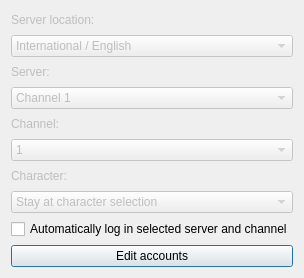
The window that Launcher/src/gui/editmultipleprofileaccountsdialog.ui (hatz2/GflessClient) describes before a commit, drawn with Qt 5.
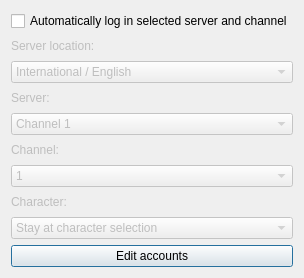
The same window after the commit.

Commit message: Fixed some includes and removed unused structures

What changed in the file:
```diff
--- a/Launcher/src/gui/editmultipleprofileaccountsdialog.ui
+++ b/Launcher/src/gui/editmultipleprofileaccountsdialog.ui
@@ -6,7 +6,7 @@
    <rect>
     <x>0</x>
     <y>0</y>
-    <width>298</width>
+    <width>303</width>
     <height>278</height>
    </rect>
   </property>
@@ -14,6 +14,13 @@
    <string>Edit information of selected accounts</string>
   </property>
   <layout class="QVBoxLayout" name="verticalLayout">
+   <item>
+    <widget class="QCheckBox" name="loginCheckBox">
+     <property name="text">
+      <string>Automatically log in selected server and channel</string>
+     </property>
+    </widget>
+   </item>
    <item>
     <widget class="QLabel" name="serverLocationLabel">
      <property name="enabled">
@@ -202,13 +209,6 @@
      </item>
     </widget>
    </item>
-   <item>
-    <widget class="QCheckBox" name="loginCheckBox">
-     <property name="text">
-      <string>Automatically log in selected server and channel</string>
-     </property>
-    </widget>
-   </item>
    <item>
     <widget class="QPushButton" name="addProfAccountButton">
      <property name="text">
```
The commit also changes 2 other files.
